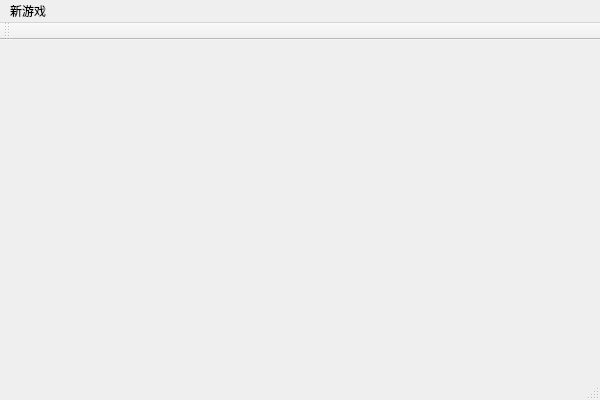
Before: the Qt Designer form sudokuGUI/sudokuGUI/sudokuGUI.ui in zhaoyiCC/Sudoku_Pair, drawn with Qt 5.
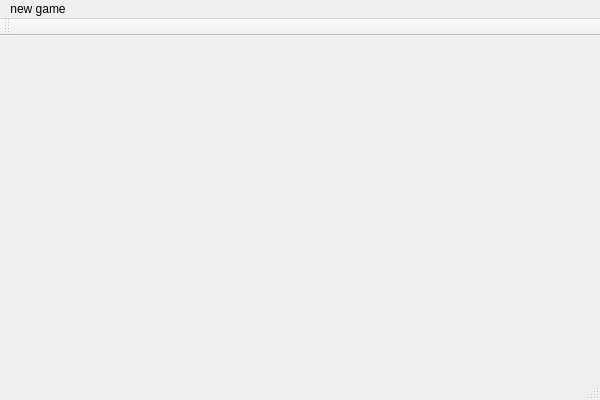
After: the same form once the commit is applied.

Commit message: Modify sudokuGUI project:add cover ui

```diff
--- a/sudokuGUI/sudokuGUI/sudokuGUI.ui
+++ b/sudokuGUI/sudokuGUI/sudokuGUI.ui
@@ -34,7 +34,7 @@
    </property>
    <widget class="QMenu" name="menu">
     <property name="title">
-     <string>新游戏</string>
+     <string>new game</string>
     </property>
     <addaction name="action"/>
     <addaction name="action_2"/>
```
The commit also changes 4 other files.
